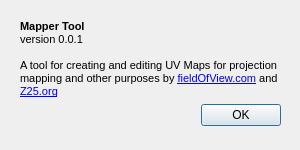
fieldOfView/uv-mapper, file qt/MapperTool/aboutdialog.ui: the form before one commit.
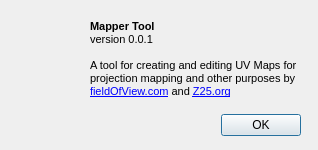
The form after the commit. Icons and pictures are not drawn.

Commit message: Add icon resource

Patch:
```diff
--- a/qt/MapperTool/aboutdialog.ui
+++ b/qt/MapperTool/aboutdialog.ui
@@ -9,7 +9,7 @@
    <rect>
     <x>0</x>
     <y>0</y>
-    <width>300</width>
+    <width>318</width>
     <height>150</height>
    </rect>
   </property>
@@ -26,8 +26,8 @@
    <property name="geometry">
     <rect>
      <x>20</x>
-     <y>100</y>
-     <width>261</width>
+     <y>110</y>
+     <width>281</width>
      <height>31</height>
     </rect>
    </property>
@@ -41,9 +41,9 @@
   <widget class="QLabel" name="label">
    <property name="geometry">
     <rect>
-     <x>20</x>
+     <x>90</x>
      <y>20</y>
-     <width>261</width>
+     <width>211</width>
      <height>91</height>
     </rect>
    </property>
@@ -66,6 +66,25 @@
     <bool>true</bool>
    </property>
   </widget>
+  <widget class="QLabel" name="icon">
+   <property name="geometry">
+    <rect>
+     <x>10</x>
+     <y>20</y>
+     <width>64</width>
+     <height>64</height>
+    </rect>
+   </property>
+   <property name="text">
+    <string notr="true"/>
+   </property>
+   <property name="pixmap">
+    <pixmap resource="resources.qrc">:/icons/icon.png</pixmap>
+   </property>
+   <property name="scaledContents">
+    <bool>true</bool>
+   </property>
+  </widget>
  </widget>
  <resources/>
  <connections>
```
Left out of the diff: 6 changed lines with no effect on the pictures. The commit also changes 7 other files.
